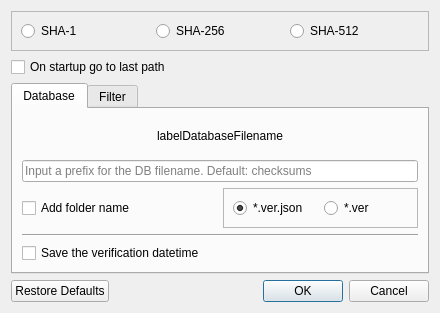
First picture: the form in src/settingsdialog.ui, repository artemvlas/veretino, before the edit.
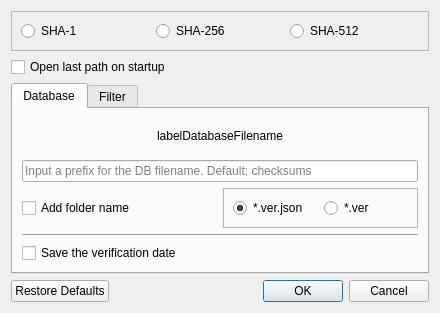
Second picture: the form after the edit.

Commit message: some default settings changed

Patch:
```diff
--- a/src/settingsdialog.ui
+++ b/src/settingsdialog.ui
@@ -54,7 +54,7 @@
 Unchecked: to Home folder</string>
      </property>
      <property name="text">
-      <string>On startup go to last path</string>
+      <string>Open last path on startup</string>
      </property>
     </widget>
    </item>
@@ -140,7 +140,7 @@
        <item row="4" column="0">
         <widget class="QCheckBox" name="cbSaveVerificationDateTime">
          <property name="text">
-          <string>Save the verification datetime</string>
+          <string>Save the verification date</string>
          </property>
          <property name="checked">
           <bool>false</bool>
```
The commit also changes 2 other files.
